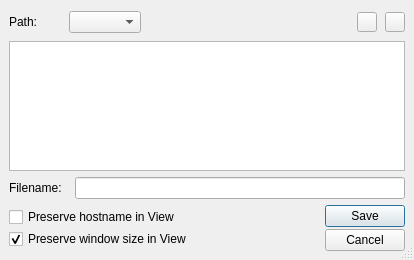
First picture: the form in src/chart/saveviewdialog.ui, repository performancecopilot/pcp, before the edit.
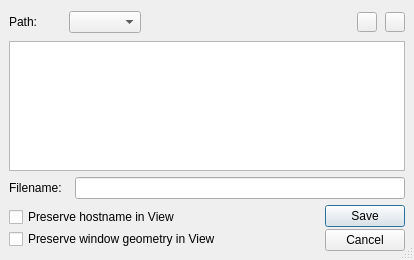
Second picture: the form after the edit. Icons and pictures are not drawn.

Commit message: Implement the global keyword from the pmchart config language. Update README and QA appropriately.  Also fixed some full vs. absolute path issues with the View Save dialog.

Diff of the .ui file:
```diff
--- a/src/chart/saveviewdialog.ui
+++ b/src/chart/saveviewdialog.ui
@@ -245,10 +245,7 @@
        <item>
         <widget class="QCheckBox" name="preserveSizeCheckBox" >
          <property name="text" >
-          <string>Preserve window size in View</string>
-         </property>
-         <property name="checked" >
-          <bool>true</bool>
+          <string>Preserve window geometry in View</string>
          </property>
         </widget>
        </item>
```
The commit also changes 8 other files.
